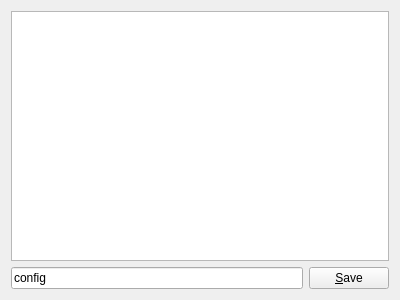
Qt form plugins/hppwidgetsplugin/configurationlistwidget.ui (humanoid-path-planner/hpp-gui) before a commit.
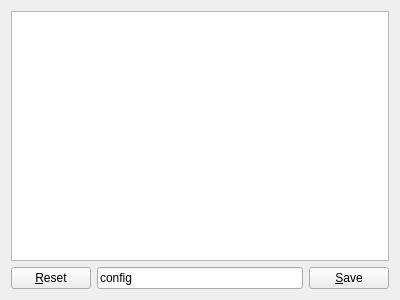
The same form after that commit. Icons and pictures are not drawn.

Commit message: Add button to reset goal configurations in ConfigurationListWidget

```diff
--- a/plugins/hppwidgetsplugin/configurationlistwidget.ui
+++ b/plugins/hppwidgetsplugin/configurationlistwidget.ui
@@ -23,6 +23,16 @@
    </item>
    <item>
     <layout class="QHBoxLayout" name="horizontalLayout">
+     <item>
+      <widget class="QPushButton" name="button_ResetGoalConfig">
+       <property name="toolTip">
+        <string>Reset goal configurations</string>
+       </property>
+       <property name="text">
+        <string>&amp;Reset</string>
+       </property>
+      </widget>
+     </item>
      <item>
       <widget class="QLineEdit" name="lineEdit_configName">
        <property name="text">
```
The commit also changes 2 other files.
